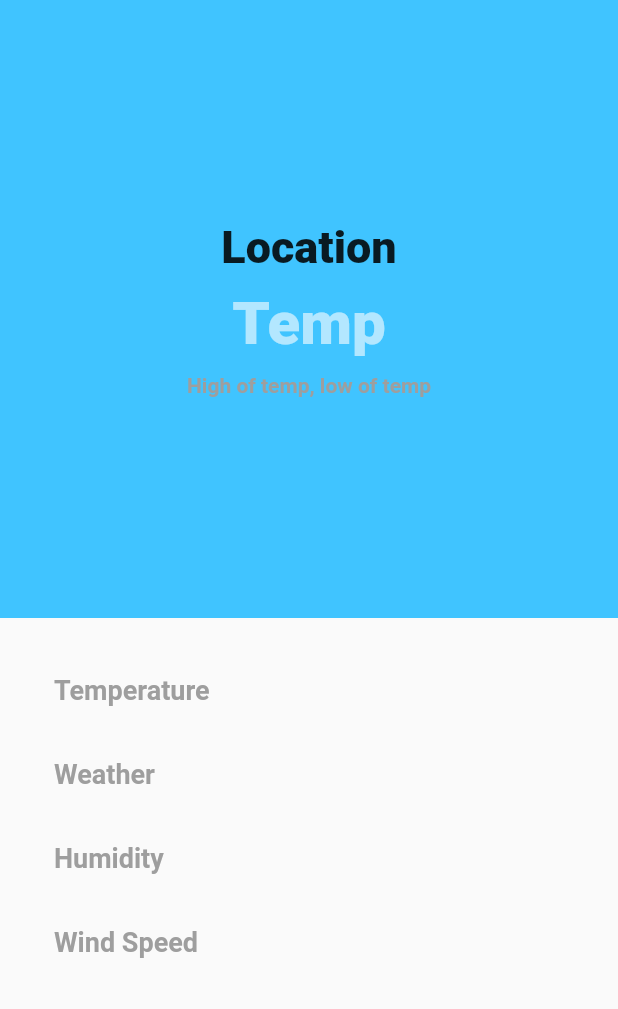
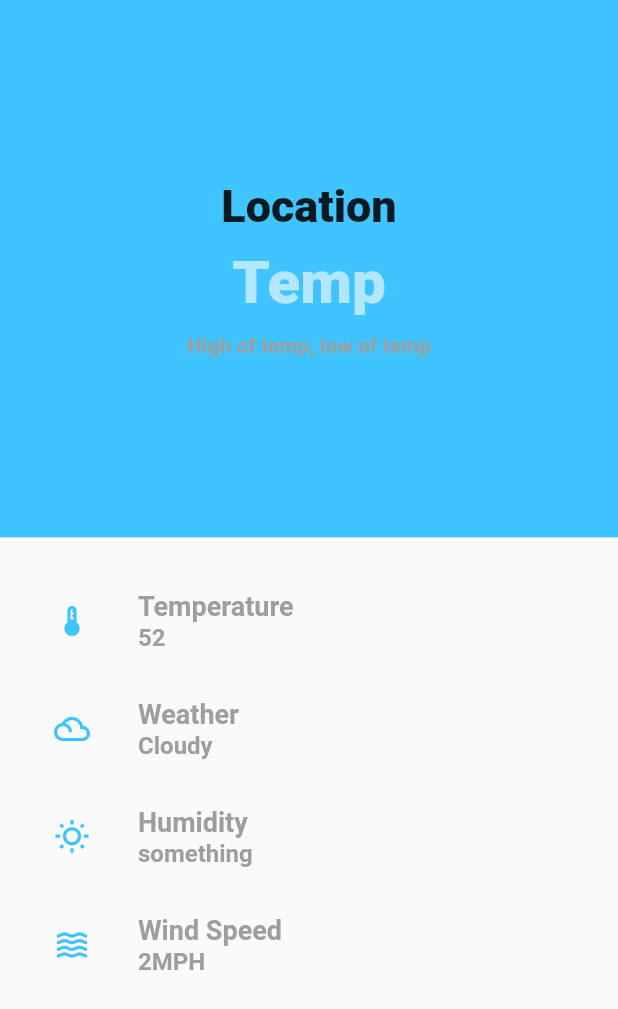
Before and after one commit to devmustafa4/weather_app, a Flutter app: the screen it shows after launch, on a phone screen of 412 x 824 dp. Shown: the top 1009 px of the screen. Run offline on Flutter 3.47's test engine with Material 2 defaults, Android fonts, the phone set to English and light mode, and no system bars.

Commit message:
Improved UI

```diff
--- a/lib/main.dart
+++ b/lib/main.dart
@@ -23,7 +23,7 @@ class _MyApp extends State<MyApp> {
       body: Column(
         children: [
           Container(
-            height: MediaQuery.of(context).size.height / 2,
+            height: MediaQuery.of(context).size.height / 2.3,
             width: MediaQuery.of(context).size.width,
             color: Colors.lightBlueAccent,
             child: Column(
@@ -63,10 +63,10 @@ class _MyApp extends State<MyApp> {
             padding: EdgeInsets.all(20.0),
             child: ListView(
               children: [
-                  WeatherTile(title: "Temperature"),
-                  WeatherTile(title: "Weather"),
-                  WeatherTile(title: "Humidity"),
-                  WeatherTile(title: "Wind Speed"),
+                  WeatherTile(icon: Icons.thermostat_outlined, title: "Temperature", subtitle: "52"),
+                  WeatherTile(icon: Icons.filter_drama_outlined, title: "Weather", subtitle: "Cloudy"),
+                  WeatherTile(icon: Icons.wb_sunny_outlined, title: "Humidity", subtitle: "something"),
+                  WeatherTile(icon: Icons.waves_outlined, title: "Wind Speed", subtitle: "2MPH"),
               ],
             )
           )
--- a/lib/widgets/weather_tile.dart
+++ b/lib/widgets/weather_tile.dart
@@ -1,13 +1,21 @@
 import 'package:flutter/material.dart';
 
 class WeatherTile extends StatelessWidget{
+  IconData icon;
   String title;
+  String subtitle;
 
-  WeatherTile({required this.title});
+  WeatherTile({required this.icon, required this.title, required this.subtitle});
 
   @override
   Widget build(BuildContext context) {
     return ListTile(
+      leading: Column(
+        mainAxisAlignment: MainAxisAlignment.center,
+        children: [
+          Icon(icon, color: Colors.lightBlueAccent,)
+        ],
+      ),
       title: Text(
         title,
         style: const TextStyle(
@@ -16,7 +24,14 @@ class WeatherTile extends StatelessWidget{
             color: Color(0xff9e9e9e)
         ),
       ),
-
+      subtitle: Text(
+          subtitle,
+          style: const TextStyle(
+              fontSize: 16.0,
+              fontWeight: FontWeight.w600,
+              color: Color(0xff9e9e9e)
+          )
+      ),
     );
   }
 }
```
